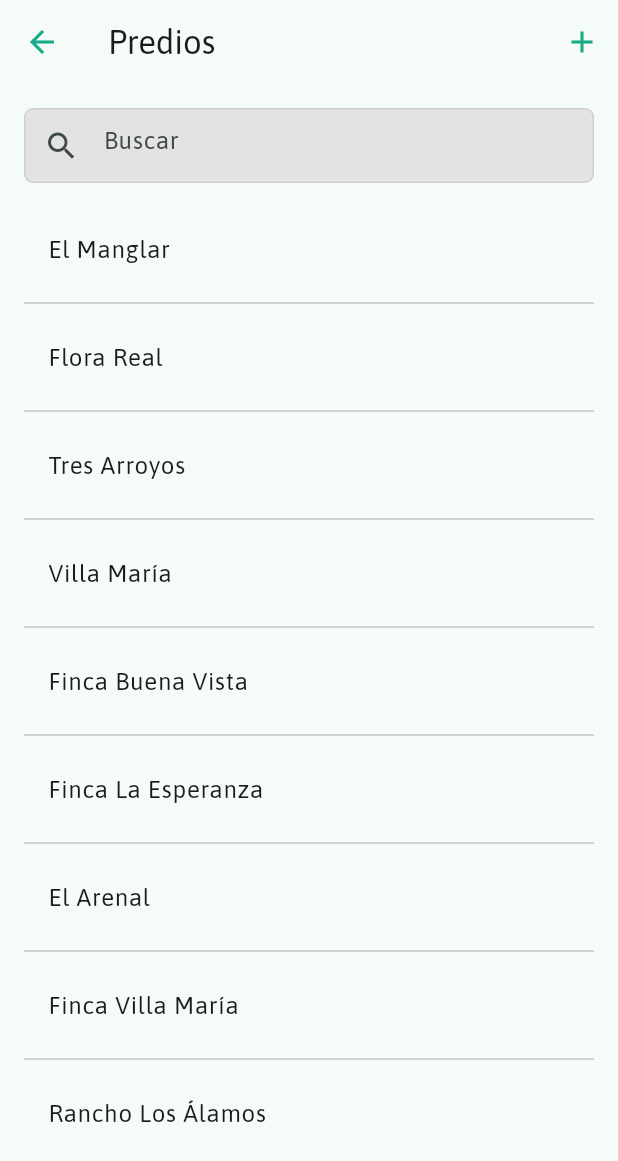
After one commit to AgnerVillaFabrega/MixCosechas, a Flutter app: the ViewPredioScreen screen opened directly, on a phone screen of 412 x 824 dp. The commit adds this screen. Shown: the top 1161 px of the screen. Run offline on Flutter 3.47's test engine with Material 2 defaults, Android fonts, the phone set to English and light mode, and no system bars.

Commit message:
Vista de consultas para clientes y predios

```diff
--- a/lib/main.dart
+++ b/lib/main.dart
@@ -1,6 +1,8 @@
 import 'package:flutter/material.dart';
-import 'package:mixcosechas_app/presentation/screens/login_screen.dart';
+//import 'package:mixcosechas_app/presentation/screens/view_clientes_screen.dart';
 import 'package:mixcosechas_app/theme/app_theme.dart';
+
+import 'presentation/screens/login_screen.dart';
 
 void main() => runApp(const MyApp());
 
@@ -13,7 +15,7 @@ class MyApp extends StatelessWidget {
       title: 'MixCosechas App',
       debugShowCheckedModeBanner: false,
       theme:AppTheme().theme(),
-      home: const LoginApp()
+      home: const LoginScreen(),
     );
   }
 }
--- /dev/null
+++ b/lib/presentation/screens/view_predio_screen.dart
@@ -0,0 +1,109 @@
+import 'package:flutter/material.dart';
+
+class ViewPredioScreen extends StatefulWidget {
+  const ViewPredioScreen({super.key});
+
+  @override
+  // ignore: library_private_types_in_public_api
+  _ViewPredioScreenState createState() => _ViewPredioScreenState();
+}
+
+class _ViewPredioScreenState extends State<ViewPredioScreen> {
+  List<String> clientes = [
+    'El Manglar',
+    'Flora Real',
+    'Tres Arroyos',
+    'Villa María',
+    'Finca Buena Vista',
+    'Finca La Esperanza',
+    'El Arenal',
+    'Finca Villa María',
+    'Rancho Los Álamos',
+    // ... Agrega más clientes aquí
+  ];
+
+  List<String> filteredClientes = [];
+
+  @override
+  void initState() {
+    super.initState();
+    filteredClientes = clientes;
+  }
+
+  void _filterClientes(String searchText) {
+    setState(() {
+      filteredClientes = clientes
+          .where(
+              (cliente) => cliente.toLowerCase().contains(searchText.toLowerCase()))
+          .toList();
+    });
+  }
+
+  @override
+  Widget build(BuildContext context) {
+    return Scaffold(
+      appBar: AppBar(
+        title: const Text('Predios'),
+        leading: IconButton(
+          icon: const Icon(Icons.arrow_back),
+          onPressed: () {
+            //Todo: Logica para volver a la vista principal
+            // Navigator.push(
+            //   context,
+            //   MaterialPageRoute(builder: (context) => const LoginApp()),
+            // );
+          },
+        ),
+        actions: [
+          IconButton(
+            icon: const Icon(Icons.add),
+            onPressed: () {
+              //Todo: Logica para registrar predios
+              // Navigator.push(
+              //   context,
+              //   MaterialPageRoute(builder: (context) => const RegistrationScreen()),
+              // );
+            },
+          ),
+        ],
+      ),
+      body: Padding(
+        padding: const EdgeInsets.all(16.0),
+        child: Column(
+          children: [
+            Container(
+              decoration: BoxDecoration(
+                color: const Color.fromARGB(255, 227, 227, 227),
+                borderRadius: BorderRadius.circular(6),
+                border: Border.all(color: const Color(0xFFCFCFCF)), // Contorno de color #cfcfcf
+              ),
+              child: TextField(
+                onChanged: _filterClientes,
+                decoration: const InputDecoration(
+                  hintText: 'Buscar',
+                  prefixIcon: Icon(Icons.search),
+                  border: InputBorder.none,
+                ),
+              ),
+            ),
+            const SizedBox(height: 16.0),
+            Expanded(
+              child: ListView.separated(
+                itemCount: filteredClientes.length,
+                separatorBuilder: (context, index) => const Divider(),
+                itemBuilder: (context, index) {
+                  return ListTile(
+                    title: Text(filteredClientes[index]),
+                    onTap: () {
+                      // Lógica para seleccionar un cliente
+                    },
+                  );
+                },
+              ),
+            ),
+          ],
+        ),
+      ),
+    );
+  }
+}
--- a/lib/theme/app_theme.dart
+++ b/lib/theme/app_theme.dart
@@ -23,6 +23,9 @@ class AppTheme {
       fontFamily: 'Asap',
       useMaterial3: true,
       colorSchemeSeed: _colorTheme[selectedColor],
+      appBarTheme: const AppBarTheme(
+          iconTheme: IconThemeData(color: _customColor), // Cambia el color de los íconos
+        ),
       //* ACTIVAR MODO OSCURO
       //brightness: Brightness.dark
     );
```
Also changed, not shown: lib/presentation/screens/login_screen.dart (+5 -7 lines), lib/presentation/screens/registration_scren.dart (+3 -4 lines), lib/presentation/screens/view_clientes_screen.dart (added, +110 -0 lines).
